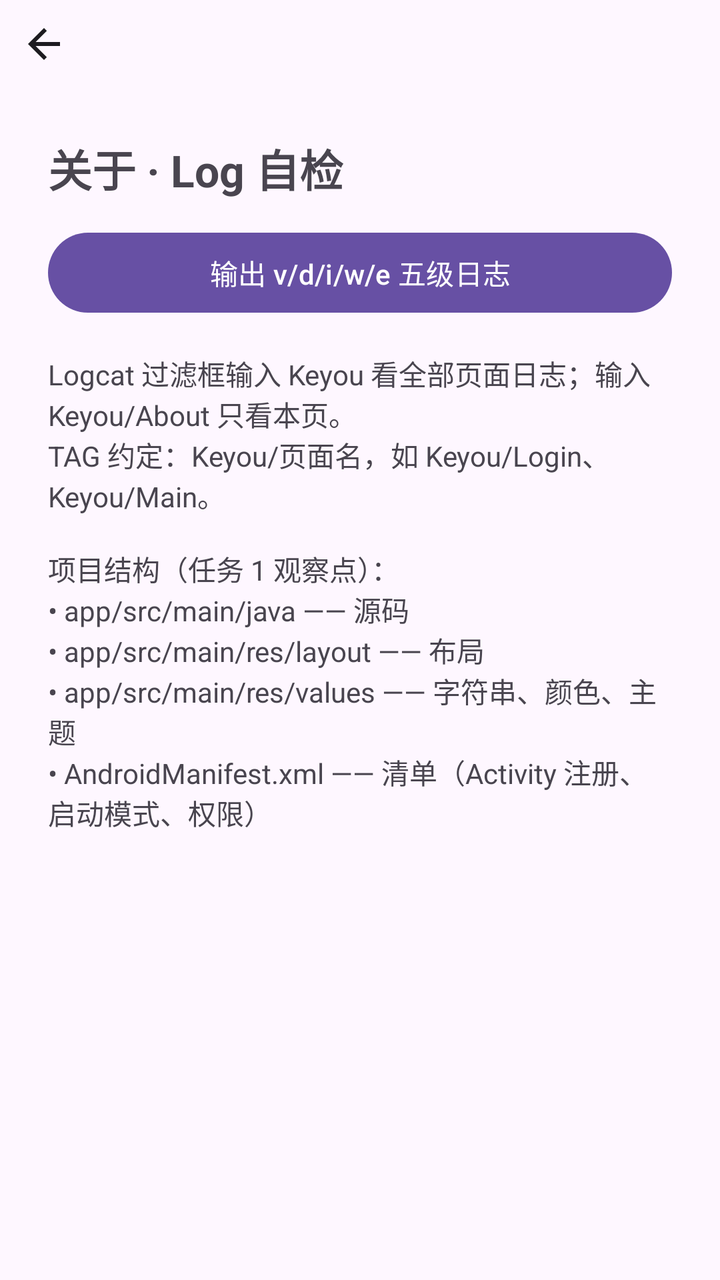
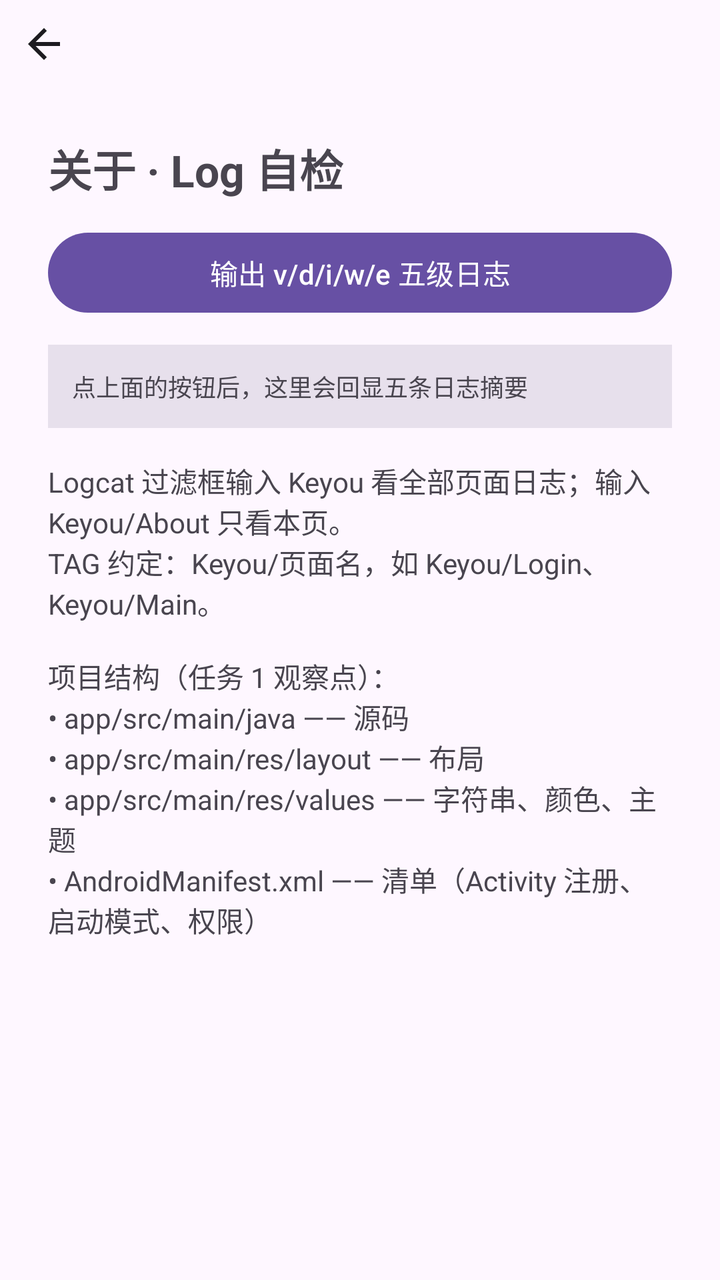

Two renders of the same Android screen: before a commit and after it. Below are the layout's source before the change and the commit's diff.
<!-- AndroidManifest.xml: application theme Theme.Keyou -->
<!-- res/layout/activity_about.xml -->
<?xml version="1.0" encoding="utf-8"?>
<LinearLayout xmlns:android="http://schemas.android.com/apk/res/android"
    android:layout_width="match_parent"
    android:layout_height="match_parent"
    android:orientation="vertical">

    <include layout="@layout/view_back_bar" />

    <ScrollView
        android:layout_width="match_parent"
        android:layout_height="0dp"
        android:layout_weight="1"
        android:padding="24dp">

    <LinearLayout
        android:layout_width="match_parent"
        android:layout_height="wrap_content"
        android:orientation="vertical">

        <TextView
            android:layout_width="wrap_content"
            android:layout_height="wrap_content"
            android:text="@string/about_title"
            android:textSize="22sp"
            android:textStyle="bold"
            android:layout_marginBottom="12dp" />

        <Button
            android:id="@+id/btn_log_check"
            android:layout_width="match_parent"
            android:layout_height="wrap_content"
            android:text="@string/about_log_check" />

        <TextView
            android:layout_width="wrap_content"
            android:layout_height="wrap_content"
            android:text="@string/about_log_guide"
            android:textSize="14sp"
            android:layout_marginTop="16dp" />

    </LinearLayout>
</ScrollView>
</LinearLayout>
<!-- res/layout/view_back_bar.xml (included above) -->
<?xml version="1.0" encoding="utf-8"?>
<FrameLayout xmlns:android="http://schemas.android.com/apk/res/android"
    android:layout_width="wrap_content"
    android:layout_height="wrap_content">

    <ImageButton
        android:id="@+id/btn_back"
        android:layout_width="44dp"
        android:layout_height="44dp"
        android:background="?attr/selectableItemBackgroundBorderless"
        android:contentDescription="@string/back"
        android:padding="10dp"
        android:src="@drawable/ic_arrow_back" />

</FrameLayout>
<!-- resources referenced by this layout -->
<resources>
  <!-- drawable ic_arrow_back (drawable) -->
  <?xml version="1.0" encoding="utf-8"?>
  <vector xmlns:android="http://schemas.android.com/apk/res/android"
      android:width="24dp"
      android:height="24dp"
      android:viewportWidth="24"
      android:viewportHeight="24"
      android:tint="?attr/colorOnSurface">
      <path
          android:fillColor="@android:color/white"
          android:pathData="M20,11H7.83l5.59,-5.59L12,4l-8,8 8,8 1.41,-1.41L7.83,13H20v-2z" />
  </vector>
  <string name="about_log_check">输出 v/d/i/w/e 五级日志</string>
  <string name="about_log_guide">Logcat 过滤框输入 Keyou 看全部页面日志；输入 Keyou/About 只看本页。\nTAG 约定：Keyou/页面名，如 Keyou/Login、Keyou/Main。\n\n项目结构（任务 1 观察点）：\n• app/src/main/java —— 源码\n• app/src/main/res/layout —— 布局\n• app/src/main/res/values —— 字符串、颜色、主题\n• AndroidManifest.xml —— 清单（Activity 注册、启动模式、权限）</string>
  <string name="about_title">关于 · Log 自检</string>
  <string name="back">返回</string>
  <style name="Theme.Keyou" parent="Theme.Material3.DayNight.NoActionBar" />
</resources>

<!-- the commit's change to res/layout/activity_about.xml (unified diff, before → after) -->
@@ -31,6 +31,18 @@
             android:layout_height="wrap_content"
             android:text="@string/about_log_check" />
 
+        
+        <TextView
+            android:id="@+id/tv_log_output"
+            android:layout_width="match_parent"
+            android:layout_height="wrap_content"
+            android:layout_marginTop="12dp"
+            android:background="?attr/colorSurfaceVariant"
+            android:fontFamily="monospace"
+            android:padding="12dp"
+            android:textSize="12sp"
+            android:text="@string/about_log_idle" />
+
         <TextView
             android:layout_width="wrap_content"
             android:layout_height="wrap_content"
<!-- resource entries referenced after the edit -->
@@ -14,6 +14,7 @@
   </vector>
   <string name="about_log_check">输出 v/d/i/w/e 五级日志</string>
   <string name="about_log_guide">Logcat 过滤框输入 Keyou 看全部页面日志；输入 Keyou/About 只看本页。\nTAG 约定：Keyou/页面名，如 Keyou/Login、Keyou/Main。\n\n项目结构（任务 1 观察点）：\n• app/src/main/java —— 源码\n• app/src/main/res/layout —— 布局\n• app/src/main/res/values —— 字符串、颜色、主题\n• AndroidManifest.xml —— 清单（Activity 注册、启动模式、权限）</string>
+  <string name="about_log_idle">点上面的按钮后，这里会回显五条日志摘要</string>
   <string name="about_title">关于 · Log 自检</string>
   <string name="back">返回</string>
   <style name="Theme.Keyou" parent="Theme.Material3.DayNight.NoActionBar" />
